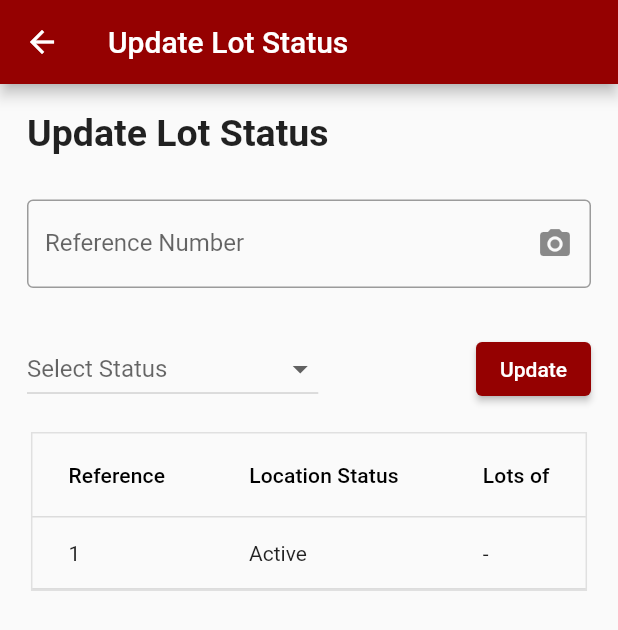
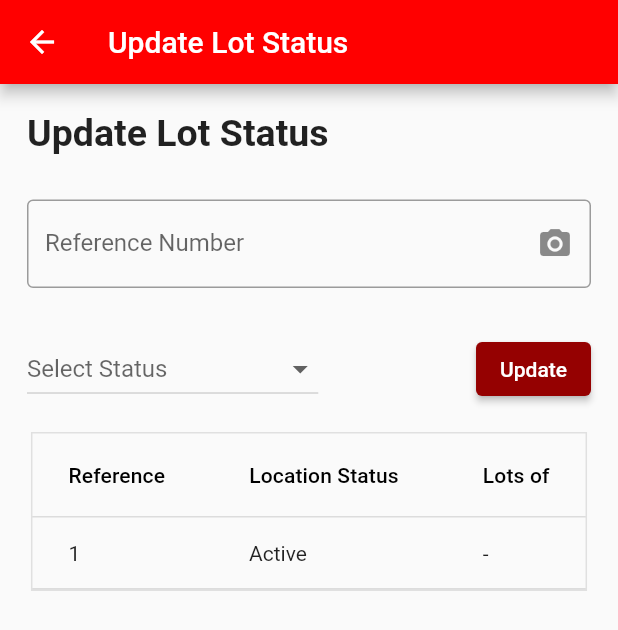
Before and after one commit to najmulmyself/courierStatus, a Flutter app: the DashBoard screen opened by its route, in the side drawer, after a tap on "Update lot status", on a phone screen of 412 x 824 dp. Shown: the top 630 px of the screen. Run offline on Flutter 3.47's test engine with Material 2 defaults, Android fonts, the phone set to English and light mode, and no system bars; our stand-ins replace shared_preferences; missing offline and left inert: qr_code_scanner; accounts and stored records are empty; network calls fail.

```diff
--- /dev/null
+++ b/lib/apiService/lot_status_view.dart
@@ -0,0 +1,24 @@
+import 'dart:convert';
+import 'package:courier_status/apiService/setToken.dart';
+import 'package:http/http.dart' as http;
+
+class ApiService {
+  String baseUrl = "http://13.214.104.111:1337/api/";
+
+  Future<void> getUpdateStatusView() async {
+    final token = await GetToken().getToken();
+    final url = Uri.parse(baseUrl + "update-lot-status/");
+    print(token);
+    final response = await http.get(url, headers: {
+      "Authorization": "Bearer $token",
+    });
+    print("Get Update Status View Happend${response.statusCode} ");
+    if (response.statusCode == 200) {
+      final data = jsonDecode(response.body);
+      print("Hello World");
+      print(data);
+    } else {
+      print("Error");
+    }
+  }
+}
--- /dev/null
+++ b/lib/apiService/setToken.dart
@@ -0,0 +1,17 @@
+import 'package:shared_preferences/shared_preferences.dart';
+
+class SetToken {
+
+  Future<void> setToken(String newToken) async {
+    final prefs = await SharedPreferences.getInstance();
+    prefs.setString('token', newToken);
+  }
+}
+
+class GetToken{
+  Future<String> getToken() async {
+    final prefs = await SharedPreferences.getInstance();
+    final token = prefs.getString('token');
+    return token!;
+  }
+}
--- a/lib/component/drawer_content.dart
+++ b/lib/component/drawer_content.dart
@@ -1,5 +1,6 @@
 // ignore_for_file: prefer_const_constructors, sort_child_properties_last
 
+import 'package:courier_status/apiService/lot_status_view.dart';
 import 'package:courier_status/screens/home_page.dart';
 import 'package:courier_status/screens/shipment.dart';
 import 'package:courier_status/screens/sign_in_page.dart';
@@ -25,18 +26,25 @@ class DrawerContent extends StatelessWidget {
         ),
         Center(
           child: ListTile(
-            leading: Icon(Icons.stacked_bar_chart),
+            leading: Icon(
+              Icons.stacked_bar_chart,
+              color: Colors.black,
+            ),
             title: Text('Update lot status'),
             onTap: () {
               // Update the state of the app.
               // ...
+              ApiService().getUpdateStatusView();
               Navigator.push(context,
                   MaterialPageRoute(builder: (context) => UpdateLotStatus()));
             },
           ),
         ),
         ListTile(
-          leading: Icon(Icons.local_shipping),
+          leading: Icon(
+            Icons.local_shipping,
+            color: Colors.black,
+          ),
           title: Text('Shipments'),
           onTap: () {
             // Update the state of the app.
@@ -51,7 +59,10 @@ class DrawerContent extends StatelessWidget {
         ),
         Center(
           child: ListTile(
-            leading: Icon(Icons.person),
+            leading: Icon(
+              Icons.person,
+              color: Colors.black,
+            ),
             title: Text('Profile'),
             onTap: () {
               // Update the state of the app.
@@ -63,13 +74,20 @@ class DrawerContent extends StatelessWidget {
         ),
         Center(
           child: ListTile(
-            leading: Icon(Icons.logout),
+            leading: Icon(
+              Icons.logout,
+              color: Colors.black,
+            ),
             title: Text('Sign out'),
             onTap: () {
               // Update the state of the app.
               // ...
-              Navigator.pushAndRemoveUntil(context,
-                  MaterialPageRoute(builder: (context) => SignInPage(),), (route) => false);
+              Navigator.pushAndRemoveUntil(
+                  context,
+                  MaterialPageRoute(
+                    builder: (context) => SignInPage(),
+                  ),
+                  (route) => false);
             },
           ),
         ),
--- a/lib/main.dart
+++ b/lib/main.dart
@@ -15,7 +15,7 @@ class MyApp extends StatelessWidget {
       theme: ThemeData(
         // primarySwatch: Color(0xff950101),
         colorScheme: ColorScheme.fromSwatch().copyWith(
-          primary: Color(0xff950101),
+          primary: Color(0xffFF0000),
         ),
       ),
       debugShowCheckedModeBanner: false,
--- a/lib/screens/shipment.dart
+++ b/lib/screens/shipment.dart
@@ -23,7 +23,7 @@ class Shipment extends StatelessWidget {
                     Text("Shipment List"),
                     ElevatedButton(
                       style: ElevatedButton.styleFrom(
-                        primary: Colors.green.shade800,
+                        primary: Color(0xff950101),
                       ),
                       onPressed: () {},
                       child: Row(
--- a/lib/screens/update_lot.dart
+++ b/lib/screens/update_lot.dart
@@ -72,6 +72,9 @@ class UpdateLotStatus extends StatelessWidget {
                       },
                     ),
                     ElevatedButton(
+                      style: ElevatedButton.styleFrom(
+                        primary: Color(0xff950101),
+                      ),
                       onPressed: () {},
                       child: Text("Update"),
                     ),
--- a/pubspec.yaml
+++ b/pubspec.yaml
@@ -36,6 +36,7 @@ dependencies:
   cupertino_icons: ^1.0.2
   qr_code_scanner: ^1.0.1
   http: ^0.13.5
+  shared_preferences: ^2.0.15
 
 dev_dependencies:
   flutter_test:
```
Also changed, not shown: lib/screens/sign_in_page.dart (+9 -3 lines), pubspec.lock, 2 other files.
